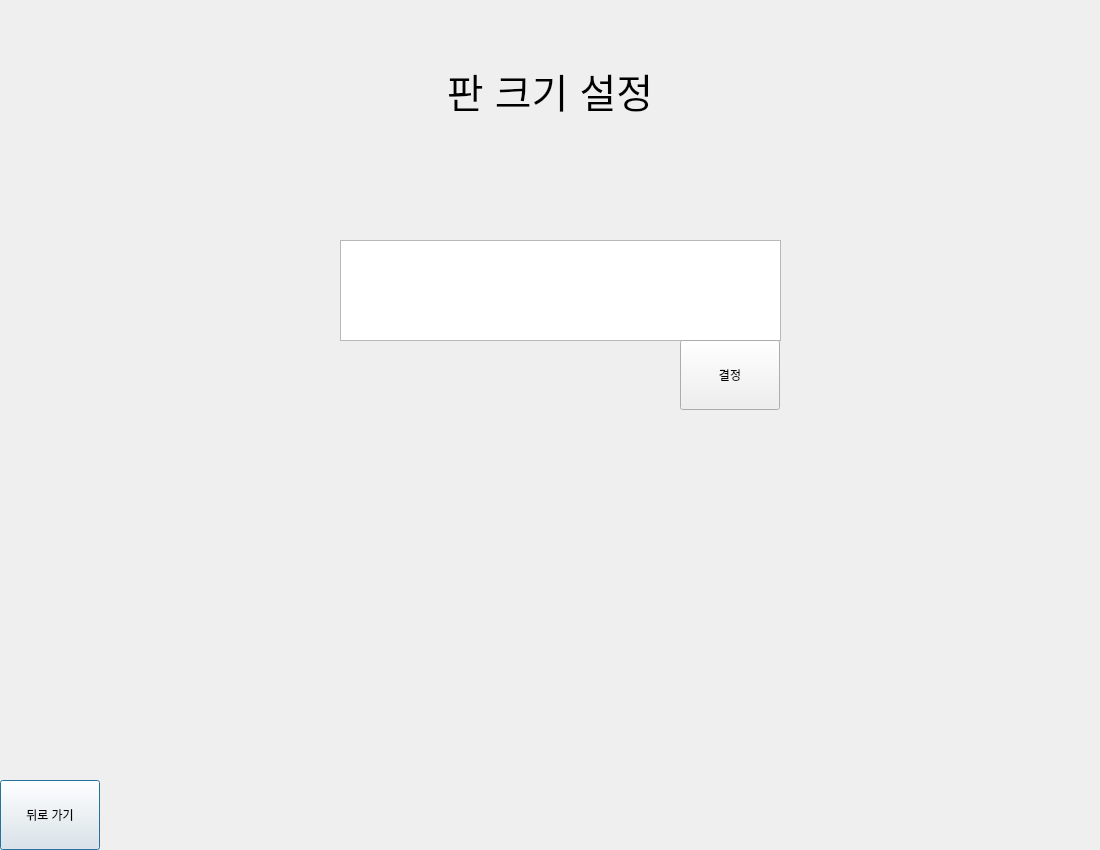
Qt form ui/1-1.ui (myoseo/team-project) before a commit.
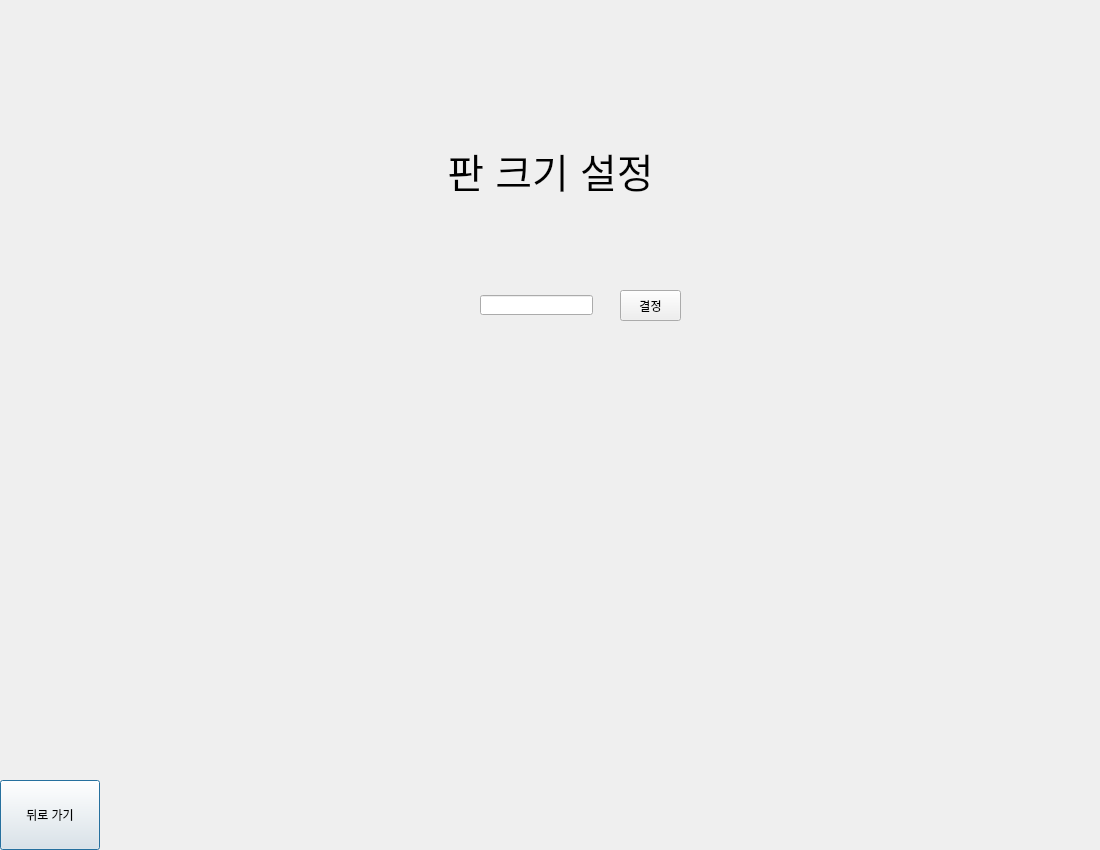
The same form after that commit.

The edit to the form file:
```diff
--- a/ui/1-1.ui
+++ b/ui/1-1.ui
@@ -16,9 +16,9 @@
   <widget class="QLabel" name="TEXT">
    <property name="geometry">
     <rect>
-     <x>400</x>
-     <y>10</y>
-     <width>300</width>
+     <x>10</x>
+     <y>90</y>
+     <width>1081</width>
      <height>160</height>
     </rect>
    </property>
@@ -47,29 +47,39 @@
     <string>뒤로 가기</string>
    </property>
   </widget>
-  <widget class="QTextEdit" name="select_pan">
-   <property name="geometry">
-    <rect>
-     <x>340</x>
-     <y>240</y>
-     <width>441</width>
-     <height>101</height>
-    </rect>
-   </property>
-  </widget>
   <widget class="QPushButton" name="selectbutton">
    <property name="geometry">
     <rect>
-     <x>680</x>
-     <y>340</y>
-     <width>100</width>
-     <height>70</height>
+     <x>620</x>
+     <y>290</y>
+     <width>61</width>
+     <height>31</height>
     </rect>
    </property>
    <property name="text">
     <string>결정</string>
    </property>
   </widget>
+  <widget class="QLineEdit" name="select_pan">
+   <property name="geometry">
+    <rect>
+     <x>480</x>
+     <y>295</y>
+     <width>113</width>
+     <height>20</height>
+    </rect>
+   </property>
+   <property name="toolTip">
+    <string>숫자를 입력해주세요.
+1~20까지 입력이 가능합니다.</string>
+   </property>
+   <property name="statusTip">
+    <string/>
+   </property>
+   <property name="alignment">
+    <set>Qt::AlignCenter</set>
+   </property>
+  </widget>
  </widget>
  <resources/>
  <connections/>
```
Left out of the diff: 3 changed lines with no effect on the pictures.
